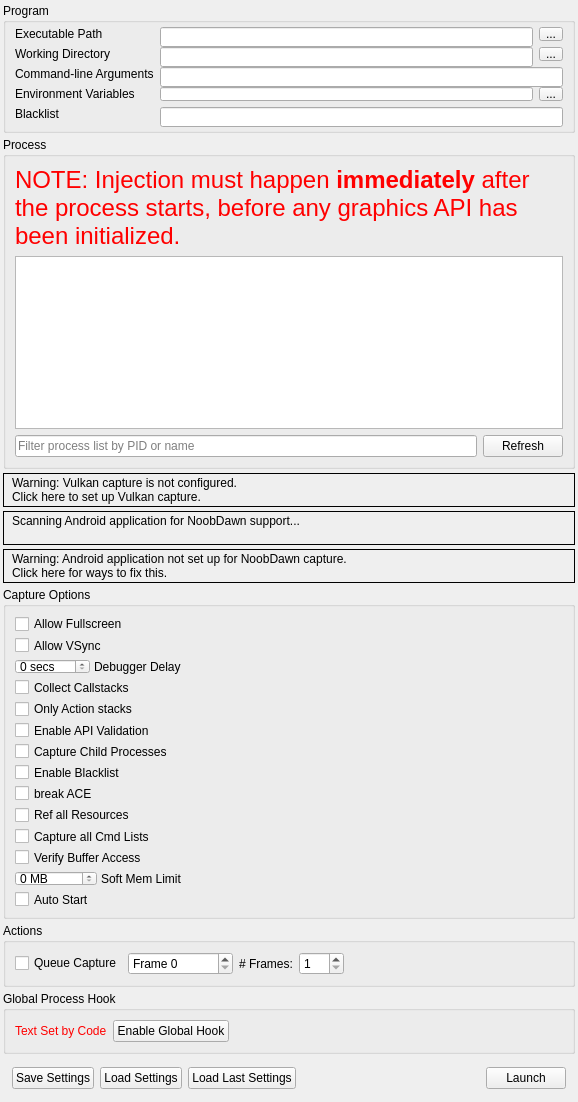
noobdawn/renderdoc, file qnoobdawn/Windows/Dialogs/CaptureDialog.ui: the form before one commit.
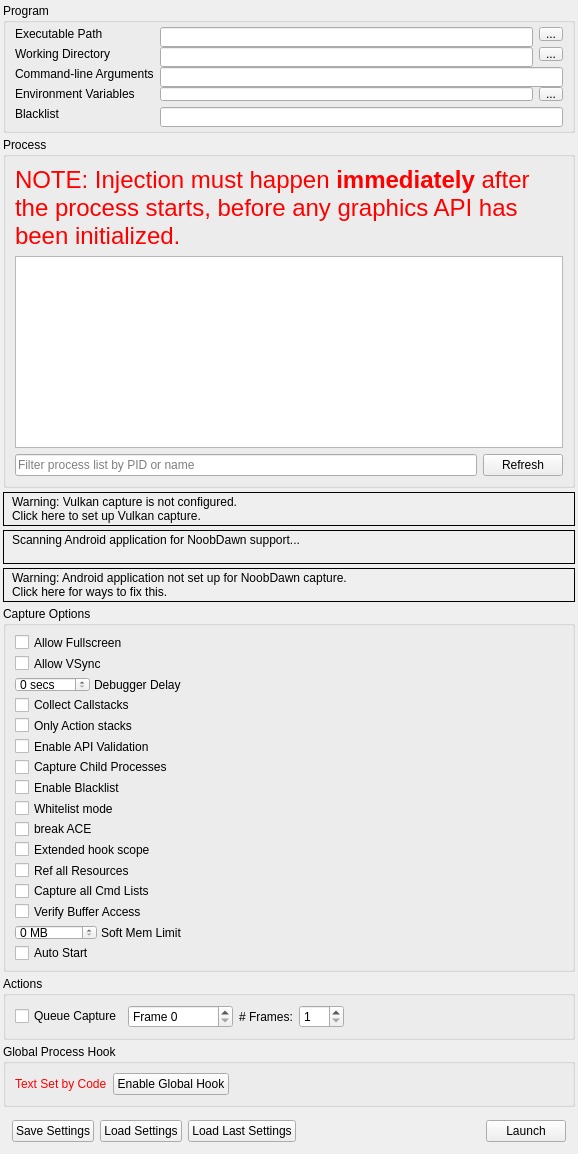
The form after the commit. Icons and pictures are not drawn. Custom widgets are drawn as their Qt base class.

Commit message: add extendedHookScope option and child-process whitelist mode

```diff
--- a/qnoobdawn/Windows/Dialogs/CaptureDialog.ui
+++ b/qnoobdawn/Windows/Dialogs/CaptureDialog.ui
@@ -532,6 +532,16 @@
         </property>
        </widget>
       </item>
+      <item>
+       <widget class="QCheckBox" name="WhitelistMode">
+        <property name="toolTip">
+         <string>Invert the process list into a whitelist - only child processes whose names match the list will be hooked into, all others are left alone. Requires Enable Blacklist</string>
+        </property>
+        <property name="text">
+         <string>Whitelist mode</string>
+        </property>
+       </widget>
+      </item>
       <item>
        <widget class="QCheckBox" name="BreakACE">
         <property name="toolTip">
@@ -542,6 +552,16 @@
         </property>
        </widget>
       </item>
+      <item>
+       <widget class="QCheckBox" name="ExtendedHookScope">
+        <property name="toolTip">
+         <string>Extend the breakACE hooking scope to the low-level kernelbase/ntdll process creation APIs - enable only for launchers that bypass CreateProcess when starting their game</string>
+        </property>
+        <property name="text">
+         <string>Extended hook scope</string>
+        </property>
+       </widget>
+      </item>
       <item>
        <widget class="QCheckBox" name="RefAllResources">
         <property name="toolTip">
```
The commit also changes 10 other files.
